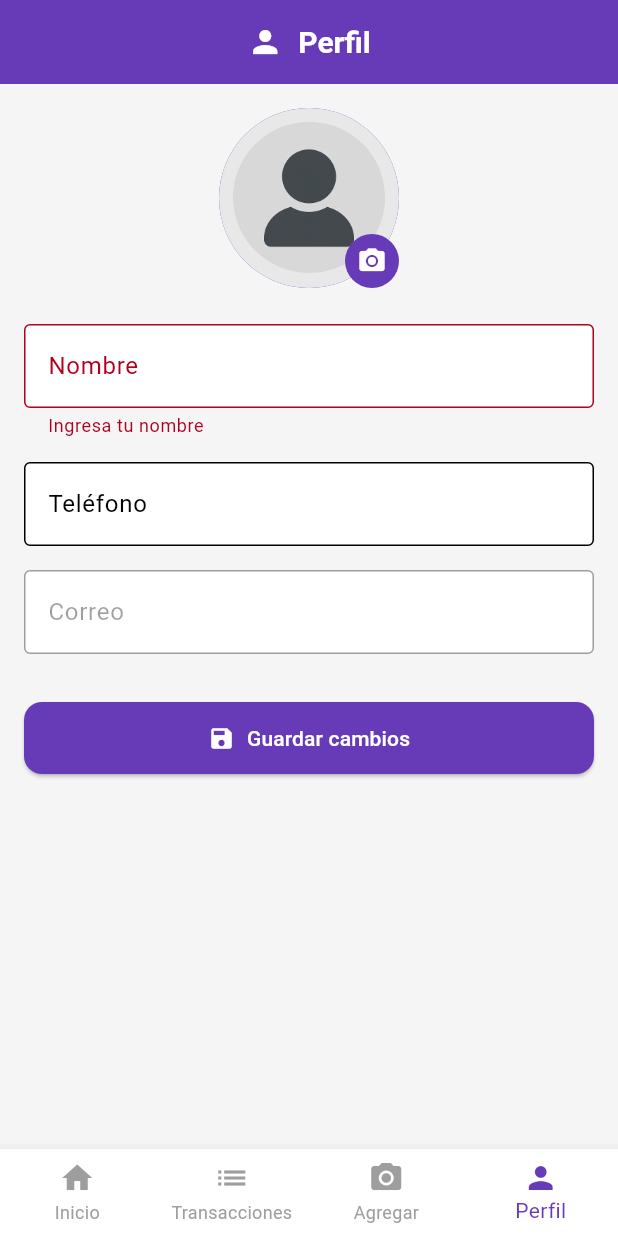
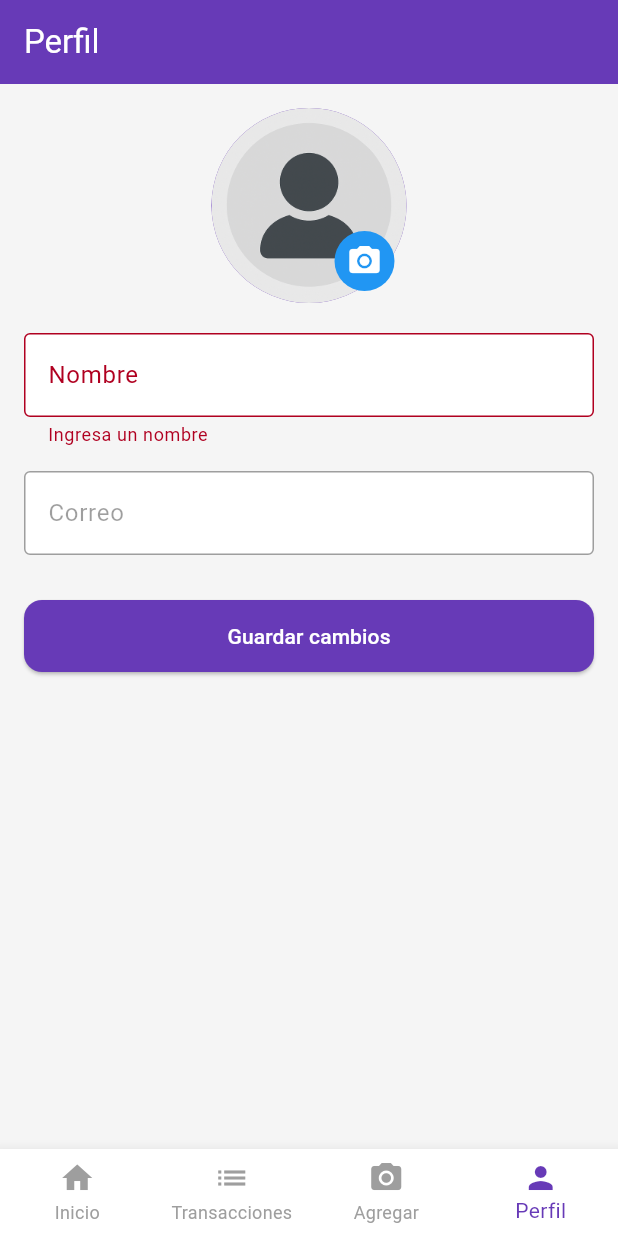
Before and after one commit to xEdwardP/flutter_expense_tracker_ocr, a Flutter app: the HomePage screen opened directly, item 4 of the bottom bar chosen, after a tap on "Guardar cambios", on a phone screen of 412 x 824 dp. Run offline on Flutter 3.47's test engine with Material 3 defaults, Android fonts, the phone set to English and light mode, and no system bars; our stand-ins replace cloud_firestore, firebase_auth, firebase_core, firebase_storage, google_sign_in, image_picker; missing offline and left inert: google_mlkit_text_recognition; accounts and stored records are empty.

Commit message:
se agrego un archivo profile_controllers.dart a controllers y se modifico profile_page.dart

```diff
--- /dev/null
+++ b/lib/controllers/profile_controller.dart
@@ -0,0 +1,74 @@
+import 'dart:io';
+import 'package:cloud_firestore/cloud_firestore.dart';
+import 'package:firebase_auth/firebase_auth.dart';
+import 'package:firebase_storage/firebase_storage.dart';
+import 'package:image_picker/image_picker.dart';
+import '../models/user.dart';
+
+class ProfileController {
+  final _auth = FirebaseAuth.instance;
+  final _firestore = FirebaseFirestore.instance;
+  final _storage = FirebaseStorage.instance;
+
+  Future<UserModel?> loadUserData() async {
+    final user = _auth.currentUser;
+    if (user == null) return null;
+
+    final doc = await _firestore.collection('users').doc(user.uid).get();
+
+    if (doc.exists) {
+      return UserModel.fromMap(doc.data()!, user.uid);
+    }
+
+    final newUser = UserModel(
+      uid: user.uid,
+      name: user.displayName ?? '',
+      email: user.email,
+      photoUrl: user.photoURL,
+    );
+
+    await _firestore.collection('users').doc(user.uid).set(newUser.toMap());
+
+    return newUser;
+  }
+
+  Future<File?> pickImage(bool fromCamera) async {
+    final picker = ImagePicker();
+    final picked = await picker.pickImage(
+      source: fromCamera ? ImageSource.camera : ImageSource.gallery,
+      imageQuality: 75,
+    );
+    if (picked == null) return null;
+    return File(picked.path);
+  }
+
+  Future<String?> uploadPhoto(String uid, File? image) async {
+    if (image == null) return null;
+
+    final ref = _storage.ref().child("profile_photos/$uid.jpg");
+
+    await ref.putFile(image);
+    return await ref.getDownloadURL();
+  }
+
+  Future<void> saveProfile(UserModel user, File? newImage) async {
+    final firebaseUser = _auth.currentUser!;
+    final uid = firebaseUser.uid;
+
+    String? newUrl = await uploadPhoto(uid, newImage);
+
+    final updatedUser = UserModel(
+      uid: uid,
+      name: user.name,
+      email: user.email,
+      photoUrl: newUrl ?? user.photoUrl,
+    );
+
+    await _firestore.collection('users').doc(uid).update(updatedUser.toMap());
+
+    await firebaseUser.updateDisplayName(updatedUser.name);
+    if (newUrl != null) {
+      await firebaseUser.updatePhotoURL(newUrl);
+    }
+  }
+}
--- a/lib/views/pages/home_page.dart
+++ b/lib/views/pages/home_page.dart
@@ -18,7 +18,7 @@ class _HomePageState extends State<HomePage> {
     const ResumePage(),
     const TransactionsList(),
     const AddTransactionPage(),
-    const ProfileScreen(),
+    const ProfilePage(),
   ];
 
   void _onItemTapped(int index) {
--- a/lib/views/pages/profile_page.dart
+++ b/lib/views/pages/profile_page.dart
@@ -1,171 +1,68 @@
 import 'dart:io';
-import 'package:cloud_firestore/cloud_firestore.dart';
-import 'package:firebase_auth/firebase_auth.dart';
-import 'package:firebase_storage/firebase_storage.dart';
 import 'package:flutter/material.dart';
-import 'package:image_picker/image_picker.dart';
+import '/controllers/profile_controller.dart';
+import '/models/user.dart';
 
-class ProfileScreen extends StatefulWidget {
-  const ProfileScreen({super.key});
+class ProfilePage extends StatefulWidget {
+  const ProfilePage({super.key});
 
   @override
-  State<ProfileScreen> createState() => _ProfileScreenState();
+  State<ProfilePage> createState() => _ProfilePageState();
 }
 
-class _ProfileScreenState extends State<ProfileScreen> {
+class _ProfilePageState extends State<ProfilePage> {
+  final _controller = ProfileController();
   final _formKey = GlobalKey<FormState>();
 
-  final _auth = FirebaseAuth.instance;
-  final _firestore = FirebaseFirestore.instance;
-  final _storage = FirebaseStorage.instance;
+  UserModel? user;
+  File? newImage;
 
-  bool _isLoading = true;
-  bool _isSaving = false;
-
-  String? _name;
-  String? _phone;
-  String? _email;
-  String? _photoUrl;
-
-  File? _imageFile;
+  bool loading = true;
+  bool saving = false;
 
   @override
   void initState() {
     super.initState();
-    _loadUserData();
+    loadUser();
   }
 
-  Future<void> _loadUserData() async {
-    final user = _auth.currentUser;
-    if (user == null) {
-      setState(() => _isLoading = false);
-      return;
-    }
+  Future<void> loadUser() async {
+    user = await _controller.loadUserData();
+    setState(() => loading = false);
+  }
 
-    try {
-      final doc = await _firestore.collection('users').doc(user.uid).get();
-
-      if (doc.exists) {
-        final data = doc.data()!;
-        _name = data['name'] as String?;
-        _phone = data['phone'] as String?;
-        _photoUrl = data['photoUrl'] as String?;
-      } else {
-        _name = user.displayName;
-        _phone = '';
-        _photoUrl = user.photoURL;
-
-        await _firestore.collection('users').doc(user.uid).set({
-          'name': _name ?? '',
-          'phone': _phone ?? '',
-          'photoUrl': _photoUrl ?? '',
-          'email': user.email ?? '',
-          'createdAt': FieldValue.serverTimestamp(),
-        });
-      }
-
-      _email = user.email;
-    } catch (e) {
-      debugPrint('Error cargando datos del usuario: $e');
-      if (mounted) {
-        ScaffoldMessenger.of(
-          context,
-        ).showSnackBar(SnackBar(content: Text('Error al cargar el perfil')));
-      }
-    } finally {
-      if (mounted) {
-        setState(() => _isLoading = false);
-      }
+  Future<void> pickImage(bool camera) async {
+    final file = await _controller.pickImage(camera);
+    if (file != null) {
+      setState(() => newImage = file);
     }
   }
 
-  Future<void> _pickImageFromCamera() async {
-    final picker = ImagePicker();
-
-    final pickedFile = await picker.pickImage(
-      source: ImageSource.camera,
-      imageQuality: 75,
-    );
-
-    if (pickedFile != null) {
-      setState(() {
-        _imageFile = File(pickedFile.path);
-      });
-    }
-  }
-
-  Future<String?> _uploadProfileImage(String uid) async {
-    if (_imageFile == null) return _photoUrl;
-
-    final ref = _storage.ref().child('user_profiles').child('$uid.jpg');
-
-    final uploadTask = await ref.putFile(_imageFile!);
-    final url = await uploadTask.ref.getDownloadURL();
-    return url;
-  }
-
-  Future<void> _saveProfile() async {
+  Future<void> save() async {
     if (!_formKey.currentState!.validate()) return;
 
     _formKey.currentState!.save();
-    final user = _auth.currentUser;
-    if (user == null) return;
 
-    setState(() => _isSaving = true);
+    setState(() => saving = true);
 
-    try {
-      final photoUrl = await _uploadProfileImage(user.uid);
+    await _controller.saveProfile(user!, newImage);
 
-      await _firestore.collection('users').doc(user.uid).update({
-        'name': _name ?? '',
-        'phone': _phone ?? '',
-        'photoUrl': photoUrl ?? '',
-      });
+    setState(() => saving = false);
 
-      await user.updateDisplayName(_name);
-      if (photoUrl != null && photoUrl.isNotEmpty) {
-        await user.updatePhotoURL(photoUrl);
-      }
-
-      if (mounted) {
-        ScaffoldMessenger.of(context).showSnackBar(
-          SnackBar(content: Text('Perfil actualizado correctamente')),
-        );
-      }
-    } catch (e) {
-      debugPrint('Error guardando perfil: $e');
-      if (mounted) {
-        ScaffoldMessenger.of(
-          context,
-        ).showSnackBar(SnackBar(content: Text('Error al guardar los cambios')));
-      }
-    } finally {
-      if (mounted) {
-        setState(() => _isSaving = false);
-      }
-    }
+    ScaffoldMessenger.of(context)
+        .showSnackBar(const SnackBar(content: Text("Perfil actualizado")));
   }
 
   @override
   Widget build(BuildContext context) {
-    if (_isLoading) {
-      return const Scaffold(body: Center(child: CircularProgressIndicator()));
+    if (loading) {
+      return const Scaffold(
+        body: Center(child: CircularProgressIndicator()),
+      );
     }
 
     return Scaffold(
-      appBar: AppBar(
-        title: Row(
-          mainAxisAlignment: MainAxisAlignment.center,
-          children: [
-            Icon(Icons.person, color: Colors.white),
-            const SizedBox(width: 10),
-            const Text(
-              "Perfil",
-              style: TextStyle(fontWeight: FontWeight.bold, fontSize: 20),
-            ),
-          ],
-        ),
-      ),
+      appBar: AppBar(title: const Text("Perfil")),
       body: SingleChildScrollView(
         padding: const EdgeInsets.all(16),
         child: Form(
@@ -175,85 +72,78 @@ class _ProfileScreenState extends State<ProfileScreen> {
               Stack(
                 children: [
                   CircleAvatar(
-                    radius: 60,
-                    backgroundImage: _imageFile != null
-                        ? FileImage(_imageFile!)
-                        : (_photoUrl != null && _photoUrl!.isNotEmpty)
-                        ? NetworkImage(_photoUrl!) as ImageProvider
-                        : const AssetImage('assets/avatar_placeholder.png'),
+                    radius: 65,
+                    backgroundImage: newImage != null
+                        ? FileImage(newImage!)
+                        : (user!.photoUrl != null && user!.photoUrl!.isNotEmpty)
+                            ? NetworkImage(user!.photoUrl!)
+                            : const AssetImage("assets/avatar_placeholder.png")
+                                as ImageProvider,
                   ),
                   Positioned(
                     bottom: 0,
                     right: 0,
-                    child: InkWell(
-                      onTap: _pickImageFromCamera,
-                      child: Container(
-                        padding: const EdgeInsets.all(8),
-                        decoration: BoxDecoration(
-                          color: Theme.of(context).colorScheme.primary,
-                          shape: BoxShape.circle,
+                    child: PopupMenuButton<String>(
+                      icon: const CircleAvatar(
+                        backgroundColor: Colors.blue,
+                        child: Icon(Icons.camera_alt, color: Colors.white),
+                      ),
+                      onSelected: (value) {
+                        pickImage(value == "camera");
+                      },
+                      itemBuilder: (_) => [
+                        const PopupMenuItem(
+                          value: "camera",
+                          child: Text("Tomar foto"),
                         ),
-                        child: const Icon(
-                          Icons.camera_alt,
-                          color: Colors.white,
-                          size: 20,
+                        const PopupMenuItem(
+                          value: "gallery",
+                          child: Text("Galería"),
                         ),
-                      ),
+                      ],
                     ),
-                  ),
+                  )
                 ],
               ),
-              const SizedBox(height: 24),
+
+              const SizedBox(height: 20),
 
               TextFormField(
-                initialValue: _name ?? '',
+                initialValue: user!.name,
                 decoration: const InputDecoration(
-                  labelText: 'Nombre',
+                  labelText: "Nombre",
                   border: OutlineInputBorder(),
                 ),
-                onSaved: (value) => _name = value?.trim(),
-                validator: (value) {
-                  if (value == null || value.trim().isEmpty) {
-                    return 'Ingresa tu nombre';
-                  }
-                  return null;
-                },
+                onSaved: (v) => user = UserModel(
+                  uid: user!.uid,
+                  name: v,
+                  email: user!.email,
+                  photoUrl: user!.photoUrl,
+                ),
+                validator: (v) =>
+                    v == null || v.isEmpty ? "Ingresa un nombre" : null,
               ),
+
               const SizedBox(height: 16),
 
               TextFormField(
-                initialValue: _phone ?? '',
+                initialValue: user!.email,
+                enabled: false,
                 decoration: const InputDecoration(
-                  labelText: 'Teléfono',
+                  labelText: "Correo",
                   border: OutlineInputBorder(),
                 ),
-                keyboardType: TextInputType.phone,
-                onSaved: (value) => _phone = value?.trim(),
               ),
-              const SizedBox(height: 16),
 
-              TextFormField(
-                initialValue: _email ?? '',
-                decoration: const InputDecoration(
-                  labelText: 'Correo',
-                  border: OutlineInputBorder(),
-                ),
-                enabled: false,
-              ),
-              const SizedBox(height: 32),
+              const SizedBox(height: 30),
 
               SizedBox(
                 width: double.infinity,
-                child: ElevatedButton.icon(
-                  onPressed: _isSaving ? null : _saveProfile,
-                  icon: _isSaving
-                      ? const SizedBox(
-                          height: 20,
-                          width: 20,
-                          child: CircularProgressIndicator(strokeWidth: 2),
-                        )
-                      : const Icon(Icons.save),
-                  label: Text(_isSaving ? 'Guardando...' : 'Guardar cambios'),
+                child: ElevatedButton(
+                  onPressed: saving ? null : save,
+                  child: saving
+                      ? const CircularProgressIndicator()
+                      : const Text("Guardar cambios"),
                 ),
               ),
             ],
```
